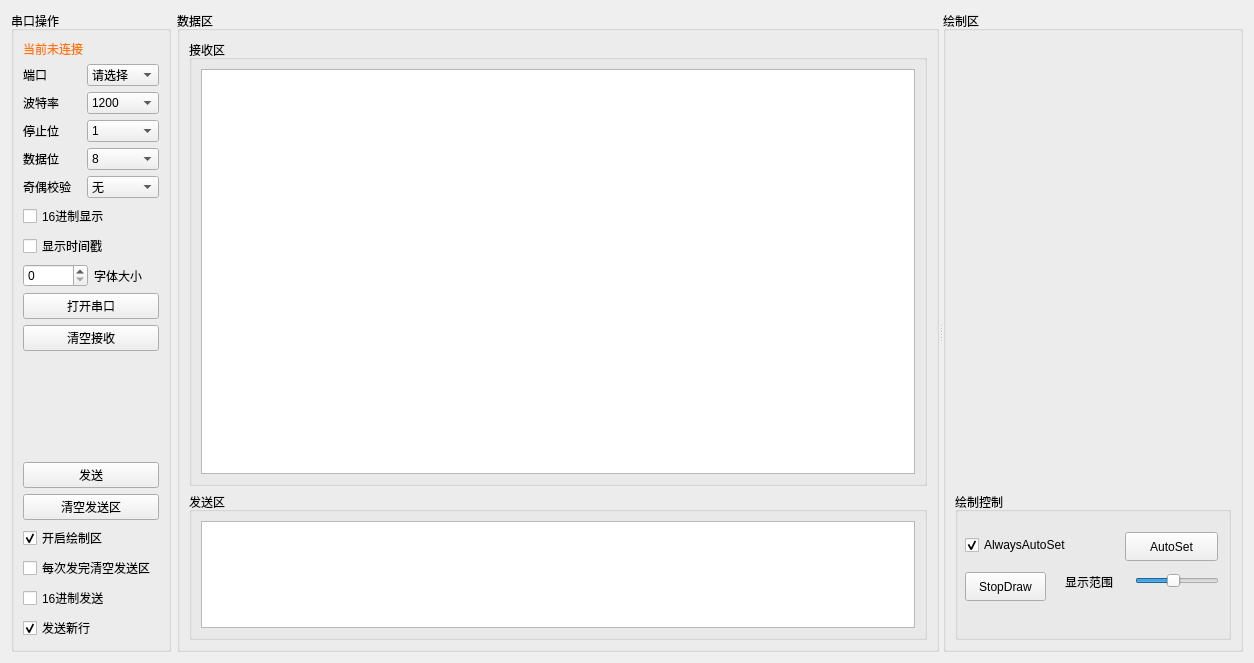
Old version of the form QTosciloscope/widget.ui in the repository BlackDaShuai/QtShowWave.
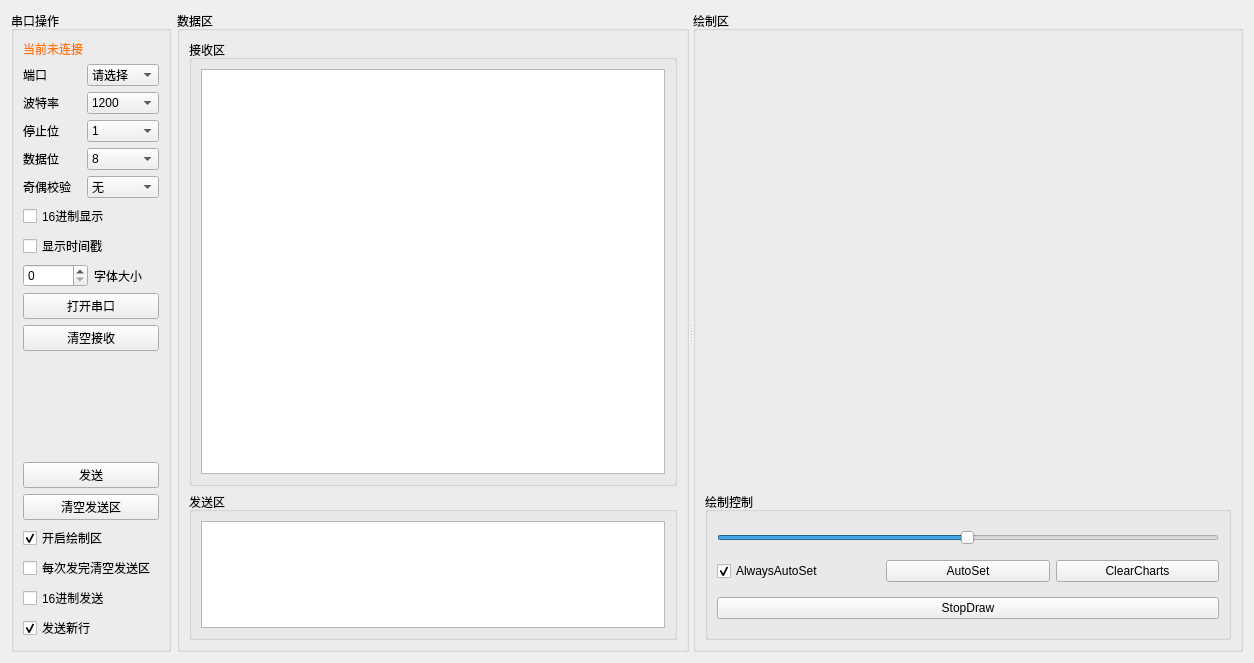
New version of the form. Icons and pictures are not drawn. Custom widgets are drawn as their Qt base class.

What changed in the file:
```diff
--- a/QTosciloscope/widget.ui
+++ b/QTosciloscope/widget.ui
@@ -448,17 +448,11 @@
            <property name="title">
             <string>绘制控制</string>
            </property>
+           <layout class="QVBoxLayout" name="verticalLayout_6">
+            <item>
            <widget class="QSlider" name="horizontalSlider">
-            <property name="geometry">
-             <rect>
-              <x>180</x>
-              <y>80</y>
-              <width>84</width>
-              <height>18</height>
-             </rect>
-            </property>
             <property name="minimum">
-             <number>100</number>
+               <number>1</number>
             </property>
             <property name="maximum">
              <number>1000</number>
@@ -470,67 +464,11 @@
              <enum>Qt::Horizontal</enum>
             </property>
            </widget>
-           <widget class="QLabel" name="label_6">
-            <property name="geometry">
-             <rect>
-              <x>110</x>
-              <y>80</y>
-              <width>60</width>
-              <height>20</height>
-             </rect>
-            </property>
-            <property name="text">
-             <string>显示范围</string>
-            </property>
-           </widget>
-           <widget class="QPushButton" name="clearCharts">
-            <property name="geometry">
-             <rect>
-              <x>290</x>
-              <y>80</y>
-              <width>93</width>
-              <height>29</height>
-             </rect>
-            </property>
-            <property name="text">
-             <string>ClearCharts</string>
-            </property>
-           </widget>
-           <widget class="QPushButton" name="stopDraw">
-            <property name="geometry">
-             <rect>
-              <x>10</x>
-              <y>80</y>
-              <width>81</width>
-              <height>29</height>
-             </rect>
-            </property>
-            <property name="text">
-             <string>StopDraw</string>
-            </property>
-           </widget>
-           <widget class="QPushButton" name="AutoSet">
-            <property name="geometry">
-             <rect>
-              <x>170</x>
-              <y>40</y>
-              <width>93</width>
-              <height>29</height>
-             </rect>
-            </property>
-            <property name="text">
-             <string>AutoSet</string>
-            </property>
-           </widget>
+            </item>
+            <item>
+             <layout class="QHBoxLayout" name="horizontalLayout_2">
+              <item>
            <widget class="QCheckBox" name="AlwaysAuto">
-            <property name="geometry">
-             <rect>
-              <x>10</x>
-              <y>40</y>
-              <width>131</width>
-              <height>26</height>
-             </rect>
-            </property>
             <property name="text">
              <string>AlwaysAutoSet</string>
             </property>
@@ -538,6 +476,31 @@
              <bool>true</bool>
             </property>
            </widget>
+              </item>
+              <item>
+               <widget class="QPushButton" name="AutoSet">
+                <property name="text">
+                 <string>AutoSet</string>
+                </property>
+               </widget>
+              </item>
+              <item>
+               <widget class="QPushButton" name="clearCharts">
+                <property name="text">
+                 <string>ClearCharts</string>
+                </property>
+               </widget>
+              </item>
+             </layout>
+            </item>
+            <item>
+             <widget class="QPushButton" name="stopDraw">
+              <property name="text">
+               <string>StopDraw</string>
+              </property>
+             </widget>
+            </item>
+           </layout>
           </widget>
          </item>
         </layout>
```
Lines whose indentation alone changed are shown as unchanged.
